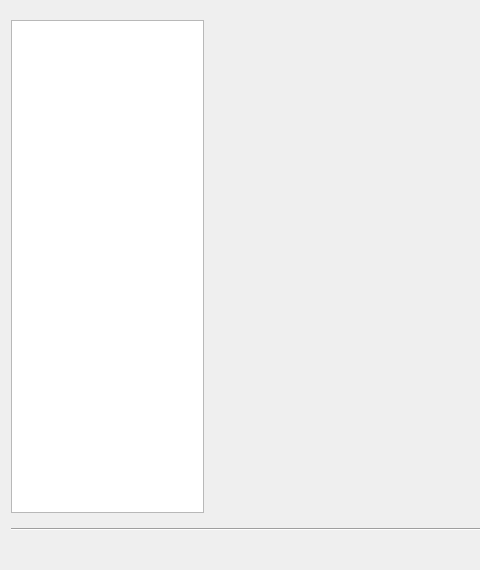
This is src/qt/qt_settings.ui in 86Box/86Box as Qt 5 draws it before an edit; both pictures show x 0 to 480 and y 0 to 570 of the 800 by 570 pixel window. The edited form follows.
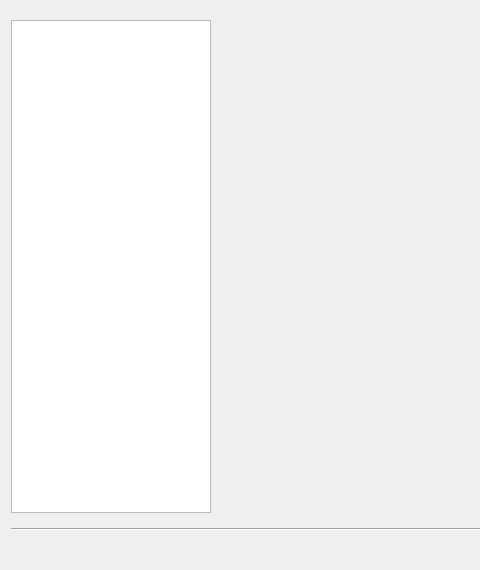
This is the edited form.

Commit message: qt: Fix settings on mac and linux

What changed in the file:
```diff
--- a/src/qt/qt_settings.ui
+++ b/src/qt/qt_settings.ui
@@ -36,25 +36,31 @@
        <number>0</number>
       </property>
       <item>
-       <widget class="QTableView" name="listView">
-        <property name="editTriggers">
-         <set>QAbstractItemView::NoEditTriggers</set>
+       <widget class="QListView" name="listView">
+        <property name="sizePolicy">
+         <sizepolicy hsizetype="Fixed" vsizetype="Expanding">
+          <horstretch>0</horstretch>
+          <verstretch>0</verstretch>
+         </sizepolicy>
         </property>
-        <property name="selectionMode">
-         <enum>QAbstractItemView::SingleSelection</enum>
+        <property name="minimumSize">
+         <size>
+          <width>200</width>
+          <height>0</height>
+         </size>
         </property>
-        <property name="selectionBehavior">
-         <enum>QAbstractItemView::SelectRows</enum>
+        <property name="maximumSize">
+         <size>
+          <width>200</width>
+          <height>16777215</height>
+         </size>
         </property>
-        <property name="showGrid">
-         <bool>false</bool>
+        <property name="viewMode">
+         <enum>QListView::ListMode</enum>
         </property>
-        <attribute name="horizontalHeaderVisible">
-         <bool>false</bool>
-        </attribute>
-        <attribute name="verticalHeaderVisible">
-         <bool>false</bool>
-        </attribute>
+        <property name="wordWrap">
+         <bool>true</bool>
+        </property>
        </widget>
       </item>
       <item>
```
The commit also changes 3 other files.
